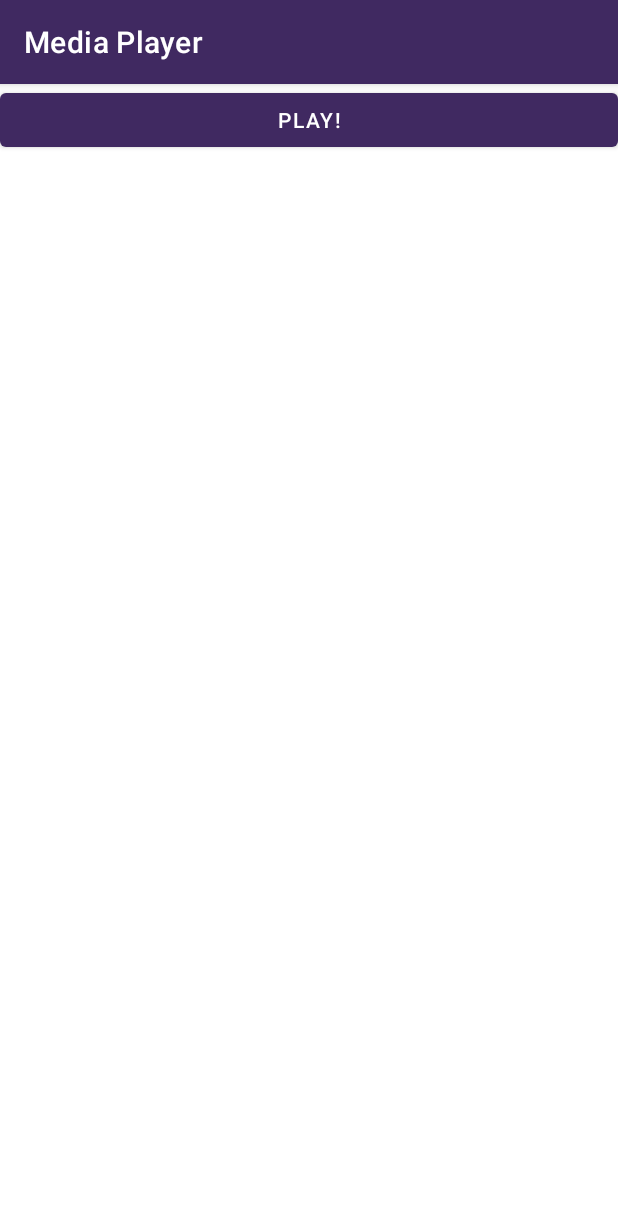
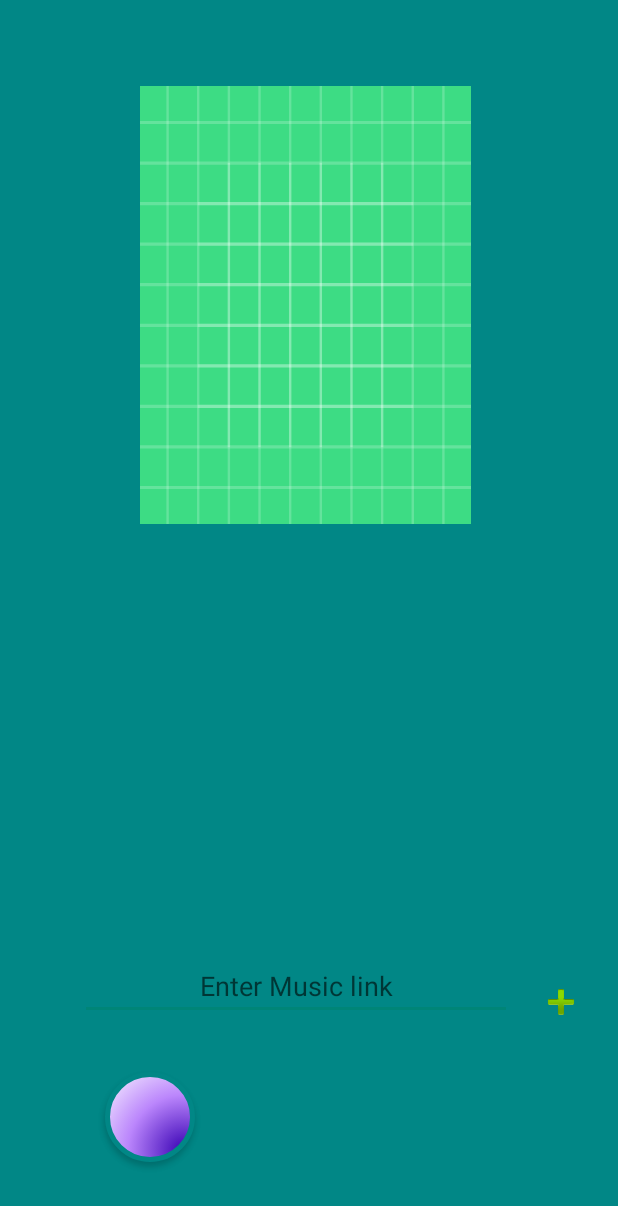
Before and after one commit to Shay-M/MediaPlayer, an Android app: the screen it shows after launch (MainActivity), on a phone screen of 412 x 824 dp. Shown: the top 1206 px of the screen. Run offline under Robolectric (Android 15) with nearby library versions, the phone set to English and light mode, and no system bars.

Commit message:
create MediaPlayer

```diff
--- /dev/null
+++ b/app/src/main/java/com/example/mediaplayer/ListSongsManager.java
@@ -0,0 +1,34 @@
+package com.example.mediaplayer;/* Created by Shay Mualem 22/07/2021 */
+
+import android.util.Log;
+
+import java.util.ArrayList;
+
+public class ListSongsManager {
+
+
+    private ArrayList<String> listOfSongs;
+    private int currentPlaying = 0;
+
+
+    //    ListSongsManager(ArrayList<String> listOfSongsGet) {
+    ListSongsManager() {
+
+        listOfSongs = new ArrayList<>();
+//        listOfSongs = listOfSongsGet;
+        listOfSongs.add("https://www.soundhelix.com/examples/mp3/SoundHelix-Song-7.mp3");
+        listOfSongs.add("https://www.soundhelix.com/examples/mp3/SoundHelix-Song-15.mp3");
+        listOfSongs.add("https://file-examples-com.github.io/uploads/2017/11/file_example_MP3_2MG.mp3");
+
+    }
+
+    public ArrayList<String> getListOfSongs() {
+        return listOfSongs;
+    }
+
+    public void addSong(String string) {
+        this.listOfSongs.add(string);
+        Log.d("ListSongsManager", "addSong: " + listOfSongs);
+    }
+
+}
--- a/app/src/main/java/com/example/mediaplayer/MainActivity.java
+++ b/app/src/main/java/com/example/mediaplayer/MainActivity.java
@@ -1,4 +1,5 @@
 package com.example.mediaplayer;
+/*
 
 import android.annotation.SuppressLint;
 
@@ -8,9 +9,11 @@ import android.widget.Button;
 
 import androidx.appcompat.app.AppCompatActivity;
 
+*/
 /*import android.app.NotificationChannel;
 import android.app.NotificationManager;
-import androidx.core.app.NotificationCompat;*/
+import androidx.core.app.NotificationCompat;*//*
+
 
 public class MainActivity extends AppCompatActivity {
 
@@ -25,6 +28,7 @@ public class MainActivity extends AppCompatActivity {
         setContentView(R.layout.activity_main);
 
         playBtn = findViewById(R.id.play_btn);
+
         playBtn.setOnClickListener(view -> {
 
             if (isPlaying) {
@@ -43,7 +47,8 @@ public class MainActivity extends AppCompatActivity {
         }
 
 
-        /*NotificationManager notificationManager = (NotificationManager) getSystemService(NOTIFICATION_SERVICE);
+        */
+/*NotificationManager notificationManager = (NotificationManager) getSystemService(NOTIFICATION_SERVICE);
 
         NotificationChannel channel = new NotificationChannel("id", "name", NotificationManager.IMPORTANCE_DEFAULT);
         notificationManager.createNotificationChannel(channel);
@@ -54,14 +59,15 @@ public class MainActivity extends AppCompatActivity {
                 .setContentText("Playing legendery Bob, enjoy");
 
 
-        notificationManager.notify(1,builder.build());*/
+        notificationManager.notify(1,builder.build());*//*
+
 
     }
 
     private void playMusic() {
         Intent intent = new Intent(this, MusicPlayerService.class);
 //        intent.putExtra("link", "http://syntax.org.il/xtra/bob.m4a");
-        intent.putExtra("link", "https://file-examples-com.github.io/uploads/2017/11/file_example_MP3_700KB.mp3");
+        intent.putExtra("link", "https://file-examples-com.github.io/uploads/2017/11/file_example_MP3_2MG.mp3");
 
         startService(intent);
     }
@@ -71,3 +77,54 @@ public class MainActivity extends AppCompatActivity {
         stopService(intent);
     }
 }
+*/
+
+
+import android.content.Intent;
+import android.os.Bundle;
+import android.widget.Button;
+import android.widget.EditText;
+import android.widget.ImageButton;
+
+import androidx.appcompat.app.AppCompatActivity;
+
+import java.util.ArrayList;
+
+public class MainActivity extends AppCompatActivity {
+    boolean isPlaying = false;
+    private ArrayList<String> listOfSongs = new ArrayList<>();
+    private Intent intent;
+
+    @Override
+    protected void onCreate(Bundle savedInstanceState) {
+        super.onCreate(savedInstanceState);
+        setContentView(R.layout.activity_main);
+
+        final EditText linkEt = findViewById(R.id.link);
+        final Button playBtn = findViewById(R.id.btn_play);
+        final ImageButton addBtn = findViewById(R.id.addLinkBtn);
+        final ImageButton imageButton = findViewById(R.id.big_pic);
+
+        ListSongsManager listOfSongsSend = new ListSongsManager();
+
+        playBtn.setOnClickListener(view -> {
+
+            intent = new Intent(MainActivity.this, MusicPlayerService.class);
+            intent.putExtra("command", "new_instance");
+            startService(intent);
+
+        });
+
+        addBtn.setOnClickListener(view -> {
+            String link = linkEt.getText().toString();
+            if (!link.isEmpty())
+                listOfSongsSend.addSong(link);
+
+        });
+
+        imageButton.setOnClickListener(view -> {
+        });
+
+
+    }
+}
--- /dev/null
+++ b/app/src/main/res/drawable/roundedbutton.xml
@@ -0,0 +1,14 @@
+<?xml version="1.0" encoding="utf-8"?>
+<selector xmlns:android="http://schemas.android.com/apk/res/android">
+    <item>
+
+        <shape android:shape="oval">
+
+            <stroke android:width="3dp" android:color="@color/teal_700" />
+            <gradient android:centerColor="@color/purple_200"
+
+                android:centerX="90%" android:centerY="90%" android:endColor="@color/cardview_light_background" android:gradientRadius="50%" android:startColor="@color/purple_700" android:type="radial" />
+            <size android:width="160dp" android:height="150dp" />
+        </shape>
+    </item>
+</selector>
--- a/app/src/main/res/layout/activity_main.xml
+++ b/app/src/main/res/layout/activity_main.xml
@@ -1,17 +1,64 @@
 <?xml version="1.0" encoding="utf-8"?>
-<LinearLayout xmlns:android="http://schemas.android.com/apk/res/android"
-    xmlns:app="http://schemas.android.com/apk/res-auto"
-    xmlns:tools="http://schemas.android.com/tools"
+<RelativeLayout xmlns:android="http://schemas.android.com/apk/res/android"
     android:layout_width="match_parent"
     android:layout_height="match_parent"
-    android:orientation="vertical"
-    tools:context=".MainActivity">
+    android:background="@color/teal_700"
+    android:paddingLeft="10dp"
+    android:paddingTop="10dp"
+    android:paddingRight="10dp">
+
+
+    <EditText
+        android:id="@+id/link"
+        android:layout_width="288dp"
+        android:layout_height="wrap_content"
+        android:layout_alignParentStart="true"
+        android:layout_alignParentBottom="true"
+        android:layout_marginStart="43dp"
+        android:layout_marginBottom="144dp"
+        android:autofillHints="@string/enter_music_link"
+        android:gravity="center"
+        android:hint="@string/enter_music_link"
+        android:inputType="textWebEditText" />
+
+    <ImageButton
+        android:id="@+id/big_pic"
+        android:layout_width="268dp"
+        android:layout_height="292dp"
+        android:layout_alignParentStart="true"
+        android:layout_alignParentTop="true"
+        android:layout_alignParentEnd="true"
+        android:layout_marginStart="83dp"
+        android:layout_marginTop="47dp"
+        android:layout_marginEnd="88dp"
+        android:background="@null"
+        android:contentDescription="@string/music_pic_big"
+        android:scaleType="fitXY"
+        android:src="@drawable/ic_launcher_background" />
 
     <Button
-        android:layout_width="match_parent"
+        android:id="@+id/btn_play"
+        android:layout_width="60dp"
+        android:layout_height="60dp"
+        android:layout_alignParentStart="true"
+
+        android:layout_alignParentBottom="true"
+        android:layout_marginStart="60dp"
+        android:layout_marginBottom="49dp"
+        android:background="@drawable/roundedbutton"
+        android:text="" />
+
+    <ImageButton
+        android:id="@+id/addLinkBtn"
+        android:layout_width="38dp"
         android:layout_height="wrap_content"
-        android:text="Play!"
-        android:id="@+id/play_btn"
-         />
-
-</LinearLayout>
+        android:layout_alignParentEnd="true"
+        android:layout_alignParentBottom="true"
+        android:layout_marginStart="18dp"
+        android:layout_marginEnd="14dp"
+        android:layout_marginBottom="140dp"
+        android:layout_toEndOf="@+id/link"
+        android:background="@null"
+        android:contentDescription="@string/add_link"
+        android:src="@android:drawable/ic_input_add" />
+</RelativeLayout>
--- a/app/src/main/res/layout/media_player_notification_layout.xml
+++ b/app/src/main/res/layout/media_player_notification_layout.xml
@@ -36,6 +36,7 @@
                 android:text="@string/notification_title_text"
                 android:textColor="@color/white"
                 android:textSize="18sp"
+                android:maxLength="25"
                 android:textStyle="bold" />
 
             <ImageButton
--- a/app/src/main/res/values/strings.xml
+++ b/app/src/main/res/values/strings.xml
@@ -7,4 +7,7 @@
     <string name="next">Next</string>
     <string name="exit">Exit</string>
     <string name="songimage">SongImage</string>
+    <string name="enter_music_link">Enter Music link</string>
+    <string name="music_pic_big">music_pic_big</string>
+    <string name="add_link">Add link</string>
 </resources>
--- a/app/src/main/res/values/themes.xml
+++ b/app/src/main/res/values/themes.xml
@@ -1,6 +1,6 @@
 <resources xmlns:tools="http://schemas.android.com/tools">
     <!-- Base application theme. -->
-    <style name="Theme.MediaPlayer" parent="Theme.MaterialComponents.DayNight.DarkActionBar">
+    <style name="Theme.MediaPlayer" parent="Theme.AppCompat.Light.NoActionBar">
         <!-- Primary brand color. -->
         <item name="colorPrimary">@color/purple_500</item>
         <item name="colorPrimaryVariant">@color/purple_700</item>
```
Also changed, not shown: app/src/main/java/com/example/mediaplayer/MusicPlayerService.java (+205 -18 lines), app/src/main/res/layout/shay.xml (deleted, +0 -66 lines).
